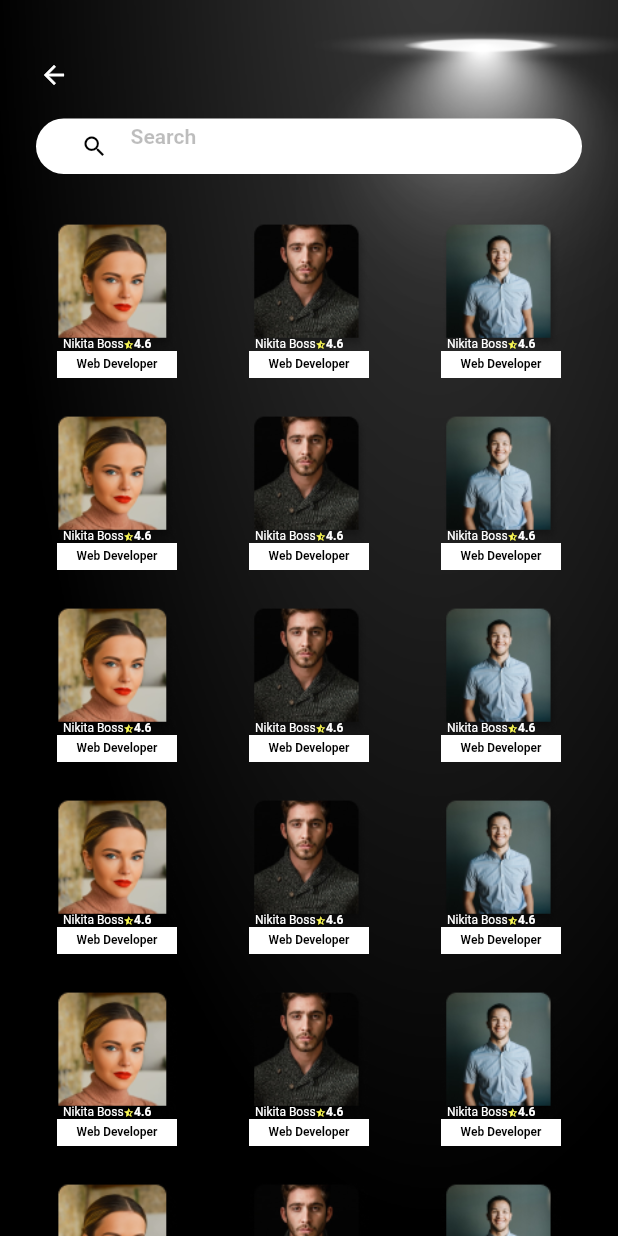
After one commit to arunkc72/freelancerApp, a Flutter app: the FreelancerGrid screen opened directly, on a phone screen of 412 x 824 dp. The commit adds this screen. Run offline on Flutter 3.47's test engine with Material 2 defaults, Android fonts, the phone set to English and light mode, and no system bars; our stand-ins replace flutter_slidable, google_fonts, gradient_borders, hexcolor.

Commit message:
free lancer grid

```diff
--- /dev/null
+++ b/lib/pages/freelancer_grid.dart
@@ -0,0 +1,162 @@
+import 'package:flutter/material.dart';
+
+class FreelancerGrid extends StatefulWidget {
+  const FreelancerGrid({Key? key}) : super(key: key);
+
+  @override
+  _FreelancerGridState createState() => _FreelancerGridState();
+}
+
+class _FreelancerGridState extends State<FreelancerGrid> {
+  @override
+  Widget build(BuildContext context) {
+    return Scaffold(
+        body: SafeArea(
+      child: Container(
+        decoration: const BoxDecoration(
+          image: DecorationImage(
+              image: AssetImage('assets/images/darkThemeBackground.png'),
+              fit: BoxFit.fill),
+        ),
+        child: Padding(
+          padding: const EdgeInsets.symmetric(
+            horizontal: 24.0,
+          ),
+          child: SingleChildScrollView(
+            child: Column(
+                mainAxisAlignment: MainAxisAlignment.start,
+                crossAxisAlignment: CrossAxisAlignment.start,
+                children: [
+                  const SizedBox(height: 38),
+                  IconButton(
+                      constraints: const BoxConstraints(),
+                      padding: EdgeInsets.zero,
+                      onPressed: () => Navigator.pop(context),
+                      icon: const Icon(Icons.arrow_back,
+                          color: Colors.white, size: 20)),
+                  SizedBox(height: 17),
+                  Container(
+                    //padding: EdgeInsets.symmetric(horizontal: 40),
+                    // width: 300,
+                    height: 37,
+                    padding: EdgeInsets.symmetric(vertical: 9, horizontal: 15),
+                    decoration: BoxDecoration(
+                      color: Colors.white,
+                      borderRadius: BorderRadius.circular(20),
+                    ),
+                    child: TextField(
+                      style: TextStyle(
+                          color: Colors.black,
+                          fontSize: 14,
+                          fontWeight: FontWeight.w600),
+                      decoration: InputDecoration(
+                          border: InputBorder.none,
+                          prefixIcon: Icon(
+                            Icons.search,
+                            color: Colors.black,
+                            size: 18,
+                          ),
+                          hintText: 'Search',
+                          hintStyle: TextStyle(
+                            color: Colors.black26,
+                          )),
+                    ),
+                  ),
+                  SizedBox(height: 32),
+                  GridView.builder(
+                      gridDelegate: SliverGridDelegateWithFixedCrossAxisCount(
+                          crossAxisCount: 3,
+                          mainAxisSpacing: 20,
+                          crossAxisSpacing: 20),
+                      padding: EdgeInsets.zero,
+                      shrinkWrap: true,
+                      itemCount: 50,
+                      physics: ScrollPhysics(),
+                      itemBuilder: (context, index) {
+                        return ClipRRect(
+                          borderRadius: BorderRadius.circular(8),
+                          child: SizedBox(
+                            height: 105,
+                            width: 80,
+                            child: Column(
+                              children: [
+                                Container(
+                                  decoration: BoxDecoration(
+                                      borderRadius: BorderRadius.only(
+                                    topLeft: Radius.circular(8),
+                                    topRight: Radius.circular(8),
+                                  )),
+                                  child: Stack(
+                                    children: [
+                                      Image.asset(
+                                        (index % 3 == 0)
+                                            ? 'assets/images/nikitaboss.png'
+                                            : (index % 3 == 1)
+                                                ? 'assets/images/nikitaboss2.png'
+                                                : 'assets/images/nikitaboss3.png',
+                                        fit: BoxFit.fill,
+                                        width: 80,
+                                        height: 86,
+                                      ),
+                                      Positioned(
+                                        bottom: 0,
+                                        left: 4,
+                                        child: Row(
+                                          mainAxisAlignment:
+                                              MainAxisAlignment.spaceBetween,
+                                          children: [
+                                            Text(
+                                              'Nikita Boss',
+                                              style: TextStyle(
+                                                fontSize: 8,
+                                              ),
+                                            ),
+                                            Row(
+                                              children: [
+                                                Icon(
+                                                  Icons.star_half,
+                                                  size: 7,
+                                                  color: Color(0xfffffd54),
+                                                ),
+                                                Text(
+                                                  '4.6',
+                                                  style: TextStyle(
+                                                      color: Colors.white,
+                                                      fontSize: 8,
+                                                      fontWeight:
+                                                          FontWeight.w600),
+                                                ),
+                                              ],
+                                            )
+                                          ],
+                                        ),
+                                      ),
+                                    ],
+                                  ),
+                                ),
+                                Container(
+                                  alignment: Alignment.center,
+                                  width: 80,
+                                  height: 18,
+                                  color: Colors.white,
+                                  child: Text(
+                                    'Web Developer',
+                                    style: TextStyle(
+                                      fontSize: 8,
+                                      fontWeight: FontWeight.w600,
+                                      color: Colors.black,
+                                    ),
+                                  ),
+                                ),
+                              ],
+                            ),
+                          ),
+                        );
+                      })
+                ]),
+          ),
+        ),
+      ),
+    ));
+  }
+}
--- a/lib/pages/freelancer_page.dart
+++ b/lib/pages/freelancer_page.dart
@@ -2,6 +2,7 @@ import 'package:flutter/material.dart';
 
 import '../components/custom_button.dart';
 import '../utils/gradient_border.dart';
+import 'freelancer_grid.dart';
 
 class FreelancerPage extends StatefulWidget {
   const FreelancerPage({Key? key}) : super(key: key);
@@ -116,10 +117,19 @@ class FreelancerPageState extends State<FreelancerPage> {
                           CustomButton(
                             height: 24,
                             width: 103,
-                            child: Text(
-                              'Connect Now',
-                              style: TextStyle(
-                                  fontSize: 12, fontWeight: FontWeight.w600),
+                            child: GestureDetector(
+                              onTap: () {
+                                Navigator.push(
+                                    context,
+                                    MaterialPageRoute(
+                                        builder: (context) =>
+                                            FreelancerGrid()));
+                              },
+                              child: Text(
+                                'Connect Now',
+                                style: TextStyle(
+                                    fontSize: 12, fontWeight: FontWeight.w600),
+                              ),
                             ),
                           ),
                         ],
```
Also changed, not shown: assets/images/ab.jpg (added), assets/images/nikitaboss.png (added), assets/images/nikitaboss2.png (added), assets/images/nikitaboss3.png (added), pubspec.lock.
